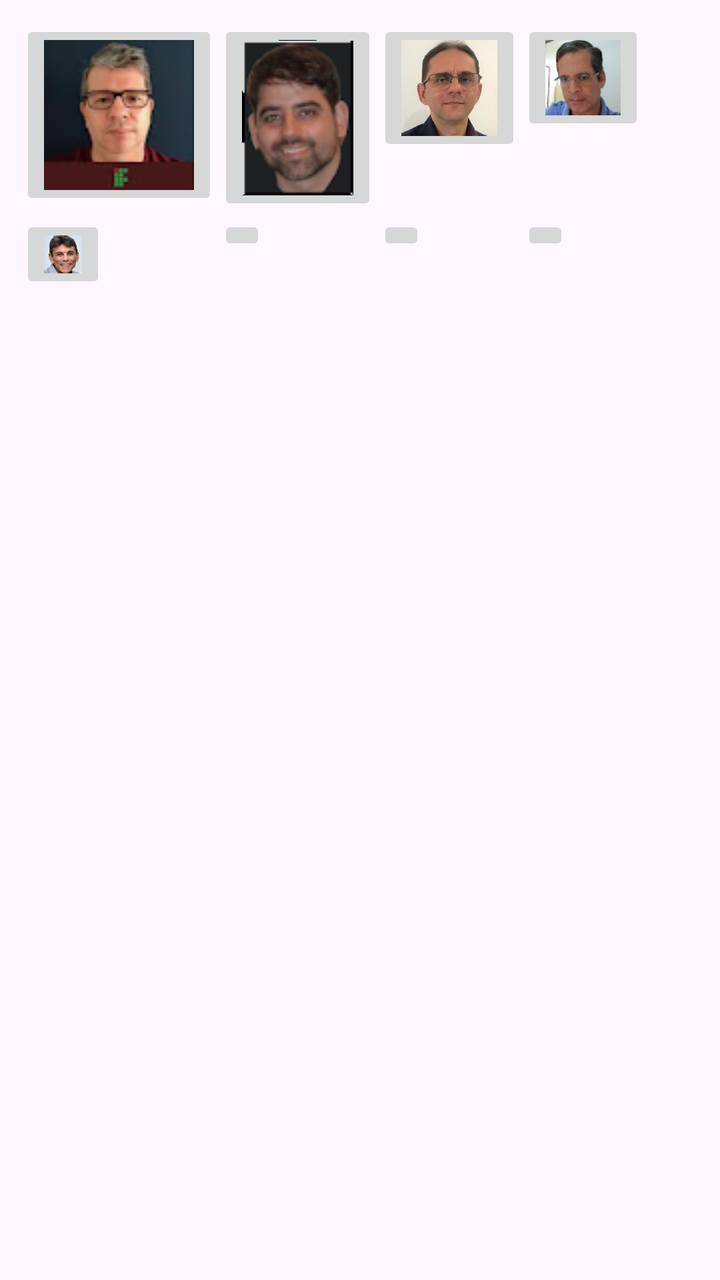
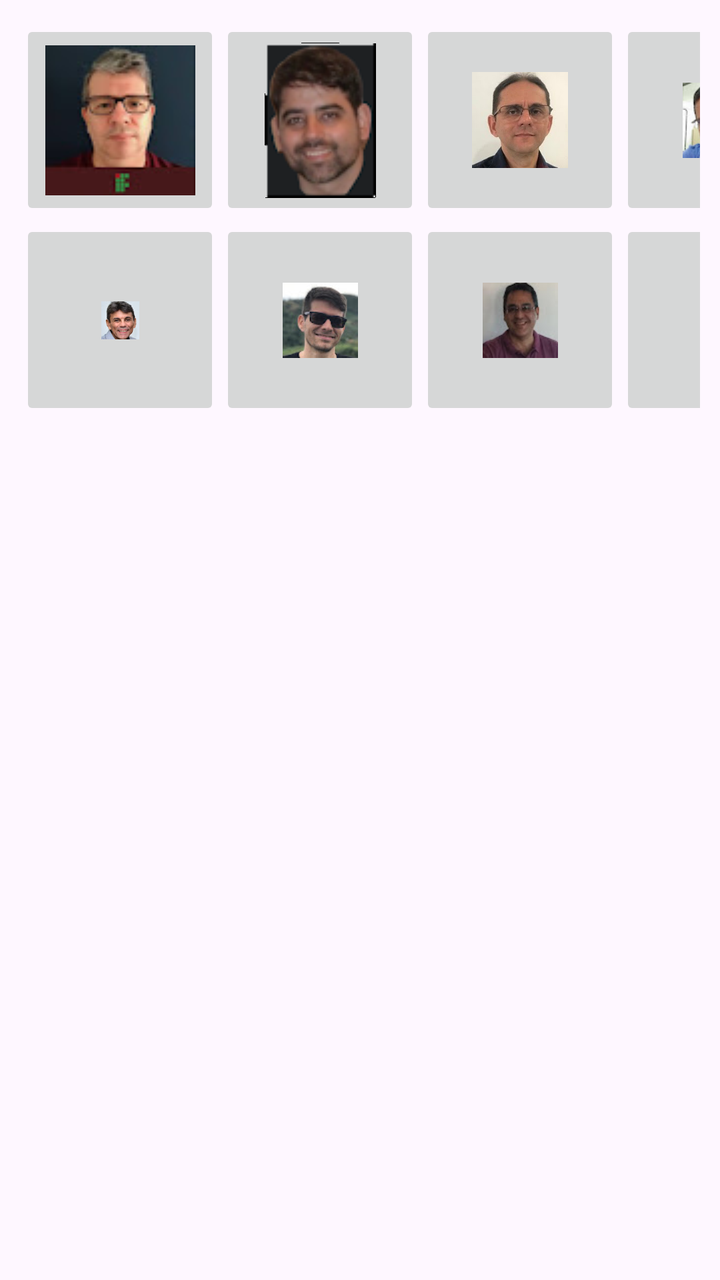

An Android layout rendered at two revisions. The XML below is the earlier revision; the diff shows what the commit changed to produce the second picture.
<!-- AndroidManifest.xml: application theme Theme.JogodaMemoria -->
<!-- res/layout/activity_ganhou.xml -->
<?xml version="1.0" encoding="utf-8"?>
<androidx.constraintlayout.widget.ConstraintLayout
    xmlns:android="http://schemas.android.com/apk/res/android"
    xmlns:app="http://schemas.android.com/apk/res-auto"
    xmlns:tools="http://schemas.android.com/tools"
    android:layout_width="match_parent"
    android:layout_height="match_parent"
    tools:context=".GanhouActivity">

    <GridLayout
        android:layout_width="match_parent"
        android:layout_height="match_parent"
        android:layout_margin="10sp"
        android:rowCount="4"
        android:columnCount="4">

        <ImageButton
            android:layout_width="wrap_content"
            android:layout_height="wrap_content"
            android:src="@drawable/fred"
            />
        <ImageButton
            android:layout_width="wrap_content"
            android:layout_height="wrap_content"
            android:src="@drawable/gustavo"
            />
        <ImageButton
            android:layout_width="wrap_content"
            android:layout_height="wrap_content"
            android:src="@drawable/alex"
            />
        <ImageButton
            android:layout_width="wrap_content"
            android:layout_height="wrap_content"
            android:src="@drawable/lafayette"
            />
        <ImageButton
            android:layout_width="wrap_content"
            android:layout_height="wrap_content"
            android:src="@drawable/leonidas"
            />
        <ImageButton
            android:layout_width="wrap_content"
            android:layout_height="wrap_content"
            />

        <ImageButton
            android:layout_width="wrap_content"
            android:layout_height="wrap_content"
            />
        <ImageButton
            android:layout_width="wrap_content"
            android:layout_height="wrap_content"
            />





    </GridLayout>

</androidx.constraintlayout.widget.ConstraintLayout>
<!-- resources referenced by this layout -->
<resources>
  <!-- drawable alex: png bitmap (drawable-hdpi, 10944 bytes) -->
  <!-- drawable fred: png bitmap (drawable-hdpi, 20019 bytes) -->
  <!-- drawable gustavo: png bitmap (drawable-hdpi, 16691 bytes) -->
  <!-- drawable lafayette: png bitmap (drawable-hdpi, 7999 bytes) -->
  <!-- drawable leonidas: png bitmap (drawable-hdpi, 2652 bytes) -->
  <style name="Theme.JogodaMemoria" parent="Base.Theme.JogodaMemoria" />
  <style name="Base.Theme.JogodaMemoria" parent="Theme.Material3.DayNight.NoActionBar">
          
          
      </style>
</resources>

<!-- the commit's change to res/layout/activity_ganhou.xml (unified diff, before → after) -->
@@ -1,5 +1,5 @@
 <?xml version="1.0" encoding="utf-8"?>
-<androidx.constraintlayout.widget.ConstraintLayout
+<LinearLayout
     xmlns:android="http://schemas.android.com/apk/res/android"
     xmlns:app="http://schemas.android.com/apk/res-auto"
     xmlns:tools="http://schemas.android.com/tools"
@@ -15,42 +15,46 @@
         android:columnCount="4">
 
         <ImageButton
-            android:layout_width="wrap_content"
-            android:layout_height="wrap_content"
+            android:layout_width="100dp"
+            android:layout_height="100dp"
             android:src="@drawable/fred"
             />
         <ImageButton
-            android:layout_width="wrap_content"
-            android:layout_height="wrap_content"
+            android:layout_width="100dp"
+            android:layout_height="100dp"
             android:src="@drawable/gustavo"
             />
         <ImageButton
-            android:layout_width="wrap_content"
-            android:layout_height="wrap_content"
+            android:layout_width="100dp"
+            android:layout_height="100dp"
             android:src="@drawable/alex"
             />
         <ImageButton
-            android:layout_width="wrap_content"
-            android:layout_height="wrap_content"
+            android:layout_width="100dp"
+            android:layout_height="100dp"
             android:src="@drawable/lafayette"
             />
         <ImageButton
-            android:layout_width="wrap_content"
-            android:layout_height="wrap_content"
+            android:layout_width="100dp"
+            android:layout_height="100dp"
             android:src="@drawable/leonidas"
             />
         <ImageButton
-            android:layout_width="wrap_content"
-            android:layout_height="wrap_content"
+            android:layout_width="100dp"
+            android:layout_height="100dp"
+            android:src="@drawable/luiz"
             />
 
         <ImageButton
-            android:layout_width="wrap_content"
-            android:layout_height="wrap_content"
+            android:layout_width="100dp"
+            android:layout_height="100dp"
+            android:src="@drawable/candido"
+            
             />
         <ImageButton
-            android:layout_width="wrap_content"
-            android:layout_height="wrap_content"
+            android:layout_width="100dp"
+            android:layout_height="100dp"
+            android:src="@drawable/valeria"
             />
 
 
@@ -59,4 +63,4 @@
 
     </GridLayout>
 
-</androidx.constraintlayout.widget.ConstraintLayout>
+</LinearLayout>
<!-- resource entries referenced after the edit -->
@@ -1,10 +1,13 @@
 <!-- resources referenced by this layout -->
 <resources>
   <!-- drawable alex: png bitmap (drawable-hdpi, 10944 bytes) -->
+  <!-- drawable candido: png bitmap (drawable-hdpi, 7587 bytes) -->
   <!-- drawable fred: png bitmap (drawable-hdpi, 20019 bytes) -->
   <!-- drawable gustavo: png bitmap (drawable-hdpi, 16691 bytes) -->
   <!-- drawable lafayette: png bitmap (drawable-hdpi, 7999 bytes) -->
   <!-- drawable leonidas: png bitmap (drawable-hdpi, 2652 bytes) -->
+  <!-- drawable luiz: png bitmap (drawable-hdpi, 8021 bytes) -->
+  <!-- drawable valeria: png bitmap (drawable-hdpi, 2542 bytes) -->
   <style name="Theme.JogodaMemoria" parent="Base.Theme.JogodaMemoria" />
   <style name="Base.Theme.JogodaMemoria" parent="Theme.Material3.DayNight.NoActionBar">
           
